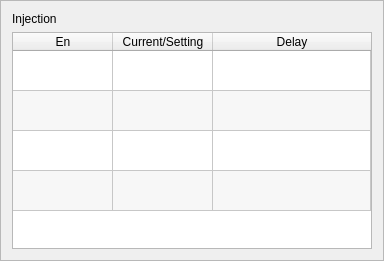
Qt form hcinstruction/ichcinjectionpage.ui (dongdong-2009/3-5AxisRobot) before a commit.
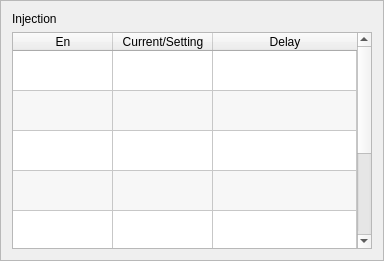
The same form after that commit. Icons and pictures are not drawn. Custom widgets are drawn as their Qt base class.

```diff
--- a/hcinstruction/ichcinjectionpage.ui
+++ b/hcinstruction/ichcinjectionpage.ui
@@ -135,12 +135,27 @@
      </row>
      <row>
       <property name="text">
-       <string>Core1 Permit</string>
+       <string>Ejection BW Permit</string>
       </property>
      </row>
      <row>
       <property name="text">
-       <string>Core2 Permit</string>
+       <string>Core1 In Permit</string>
+      </property>
+     </row>
+     <row>
+      <property name="text">
+       <string>Core1 Out Permit</string>
+      </property>
+     </row>
+     <row>
+      <property name="text">
+       <string>Core2 In Permit</string>
+      </property>
+     </row>
+     <row>
+      <property name="text">
+       <string>Core2 Out Permit</string>
       </property>
      </row>
      <column>
@@ -191,28 +206,46 @@
       <property name="checkState">
        <enum>Unchecked</enum>
       </property>
+     </item>
+     <item row="3" column="0">
+      <property name="text">
+       <string/>
+      </property>
+      <property name="checkState">
+       <enum>Unchecked</enum>
+      </property>
       <property name="flags">
        <set>ItemIsSelectable|ItemIsUserCheckable|ItemIsEnabled</set>
       </property>
      </item>
-     <item row="2" column="1">
-      <property name="text">
-       <string/>
-      </property>
-     </item>
-     <item row="3" column="0">
-      <property name="text">
-       <string/>
-      </property>
-      <property name="checkState">
-       <enum>Unchecked</enum>
-      </property>
-     </item>
      <item row="3" column="1">
       <property name="text">
        <string/>
       </property>
      </item>
+     <item row="4" column="0">
+      <property name="text">
+       <string/>
+      </property>
+      <property name="checkState">
+       <enum>Unchecked</enum>
+      </property>
+     </item>
+     <item row="4" column="1">
+      <property name="text">
+       <string/>
+      </property>
+     </item>
+     <item row="5" column="0">
+      <property name="checkState">
+       <enum>Unchecked</enum>
+      </property>
+     </item>
+     <item row="6" column="0">
+      <property name="checkState">
+       <enum>Unchecked</enum>
+      </property>
+     </item>
     </widget>
    </item>
   </layout>
```
